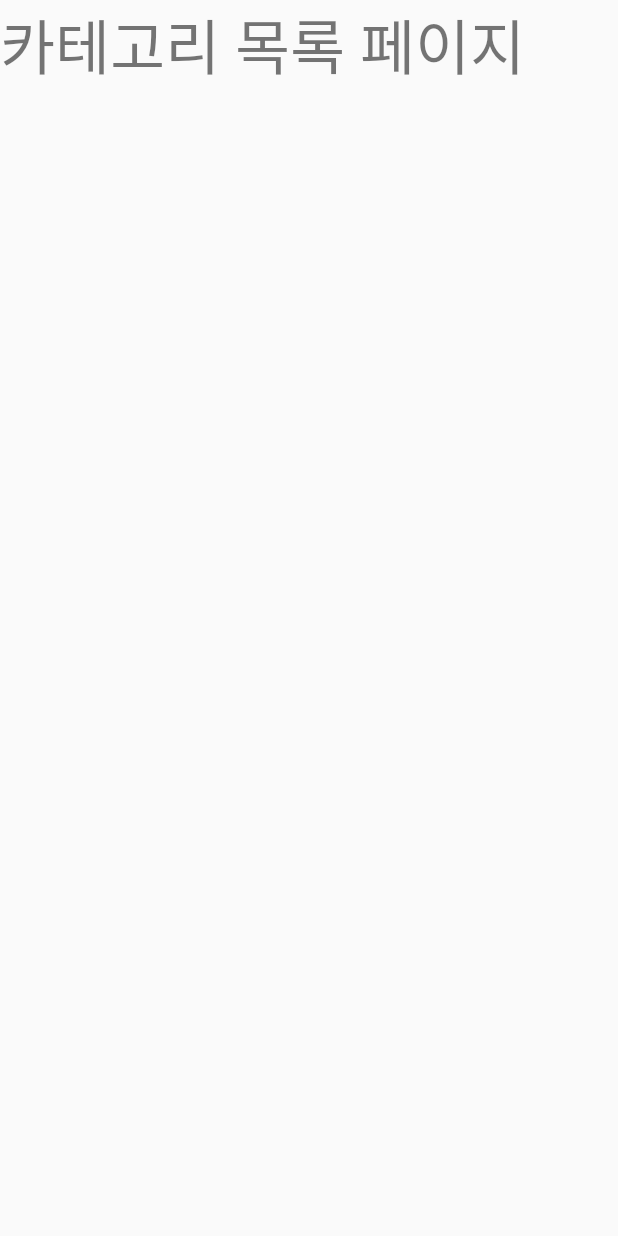
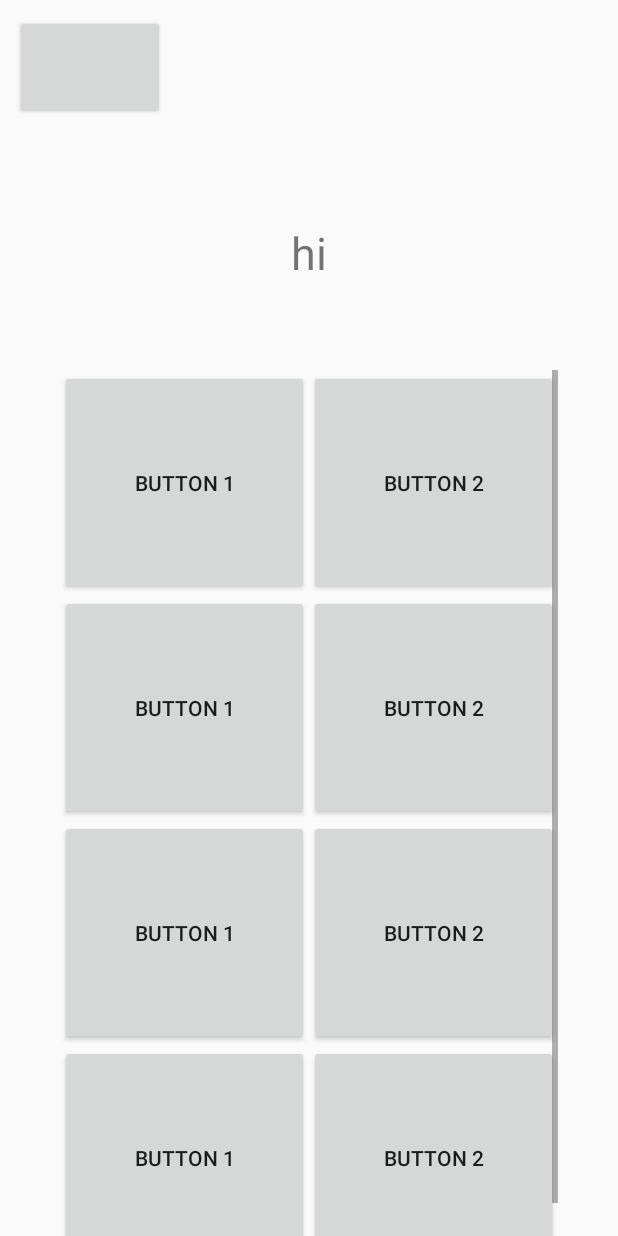
Before and after one commit to IknowAra/TakeToday, an Android app: the layout activity_category.xml on its own in the app's theme, with its tools: preview values and no code run, on a phone screen of 412 x 824 dp. Run offline under Robolectric (Android 15) with nearby library versions, the phone set to English and light mode, and no system bars.

Commit message:
catagory update

```diff
--- a/app/src/main/res/layout/activity_category.xml
+++ b/app/src/main/res/layout/activity_category.xml
@@ -1,16 +1,150 @@
 <?xml version="1.0" encoding="utf-8"?>
-<LinearLayout
-    xmlns:android="http://schemas.android.com/apk/res/android"
+<androidx.constraintlayout.widget.ConstraintLayout xmlns:android="http://schemas.android.com/apk/res/android"
     xmlns:app="http://schemas.android.com/apk/res-auto"
     xmlns:tools="http://schemas.android.com/tools"
     android:layout_width="match_parent"
     android:layout_height="match_parent"
-    tools:context=".Category">
+    tools:context=".Category"
+    >
+    <LinearLayout
+        android:layout_width="match_parent"
+        android:layout_height="match_parent"
+        android:orientation="vertical"
+        android:weightSum="10">
 
-    <TextView
-        android:layout_width="wrap_content"
-        android:layout_height="wrap_content"
-        android:text="카테고리 목록 페이지"
-        android:textSize="40dp"/>
+        <LinearLayout
+            android:layout_width="match_parent"
+            android:layout_height="0dp"
+            android:layout_gravity="left|top"
+            android:layout_weight="3"
+            android:orientation="vertical">
 
-</LinearLayout>
+            <Button
+                android:layout_width="100dp"
+                android:layout_height="70dp"
+                android:layout_marginLeft="10dp"
+                android:layout_marginTop="10dp"></Button>
+
+            <TextView
+                android:id="@+id/text1"
+                android:layout_width="match_parent"
+                android:layout_height="match_parent"
+                android:layout_marginLeft="30dp"
+                android:layout_marginTop="20dp"
+                android:layout_marginRight="30dp"
+                android:layout_marginBottom="10dp"
+                android:gravity="center_horizontal|center"
+                android:text="hi"
+                android:textSize="30dp"></TextView>
+
+        </LinearLayout>
+
+        <ScrollView
+            android:id="@+id/ScrollView1"
+            android:layout_width="match_parent"
+            android:layout_height="0dp"
+            android:layout_weight="7"
+            android:paddingLeft="40dp"
+            android:paddingRight="40dp"
+            tools:layout_editor_absoluteX="0dp"
+            tools:layout_editor_absoluteY="0dp">
+
+            <LinearLayout
+                android:layout_width="match_parent"
+                android:layout_height="match_parent"
+                android:orientation="vertical">
+
+                <LinearLayout
+                    android:layout_width="match_parent"
+                    android:layout_height="wrap_content"
+                    android:gravity="center"
+                    android:orientation="horizontal"
+                    android:weightSum="2">
+
+                    <Button
+                        android:id="@+id/button2"
+                        android:layout_width="0dp"
+                        android:layout_height="150dp"
+                        android:layout_weight="1"
+                        android:text="Button 1" />
+
+                    <Button
+                        android:id="@+id/button3"
+                        android:layout_width="0dp"
+                        android:layout_height="150dp"
+                        android:layout_weight="1"
+                        android:text="Button 2" />
+                </LinearLayout>
+
+                <LinearLayout
+                    android:layout_width="match_parent"
+                    android:layout_height="wrap_content"
+                    android:gravity="center"
+                    android:orientation="horizontal"
+                    android:weightSum="2">
+
+                    <Button
+                        android:id="@+id/button4"
+                        android:layout_width="0dp"
+                        android:layout_height="150dp"
+                        android:layout_weight="1"
+                        android:text="Button 1" />
+
+                    <Button
+                        android:id="@+id/button5"
+                        android:layout_width="0dp"
+                        android:layout_height="150dp"
+                        android:layout_weight="1"
+                        android:text="Button 2" />
+                </LinearLayout>
+
+                <LinearLayout
+                    android:layout_width="match_parent"
+                    android:layout_height="wrap_content"
+                    android:gravity="center"
+                    android:orientation="horizontal"
+                    android:weightSum="2">
+
+                    <Button
+                        android:id="@+id/button6"
+                        android:layout_width="0dp"
+                        android:layout_height="150dp"
+                        android:layout_weight="1"
+                        android:text="Button 1" />
+
+                    <Button
+                        android:id="@+id/button7"
+                        android:layout_width="0dp"
+                        android:layout_height="150dp"
+                        android:layout_weight="1"
+                        android:text="Button 2" />
+                </LinearLayout>
+
+                <LinearLayout
+                    android:layout_width="match_parent"
+                    android:layout_height="wrap_content"
+                    android:gravity="center"
+                    android:orientation="horizontal"
+                    android:weightSum="2">
+
+                    <Button
+                        android:id="@+id/button8"
+                        android:layout_width="0dp"
+                        android:layout_height="150dp"
+                        android:layout_weight="1"
+                        android:text="Button 1" />
+
+                    <Button
+                        android:id="@+id/button9"
+                        android:layout_width="0dp"
+                        android:layout_height="150dp"
+                        android:layout_weight="1"
+                        android:text="Button 2" />
+                </LinearLayout>
+            </LinearLayout>
+        </ScrollView>
+    </LinearLayout>
+
+
+
+</androidx.constraintlayout.widget.ConstraintLayout>
```
